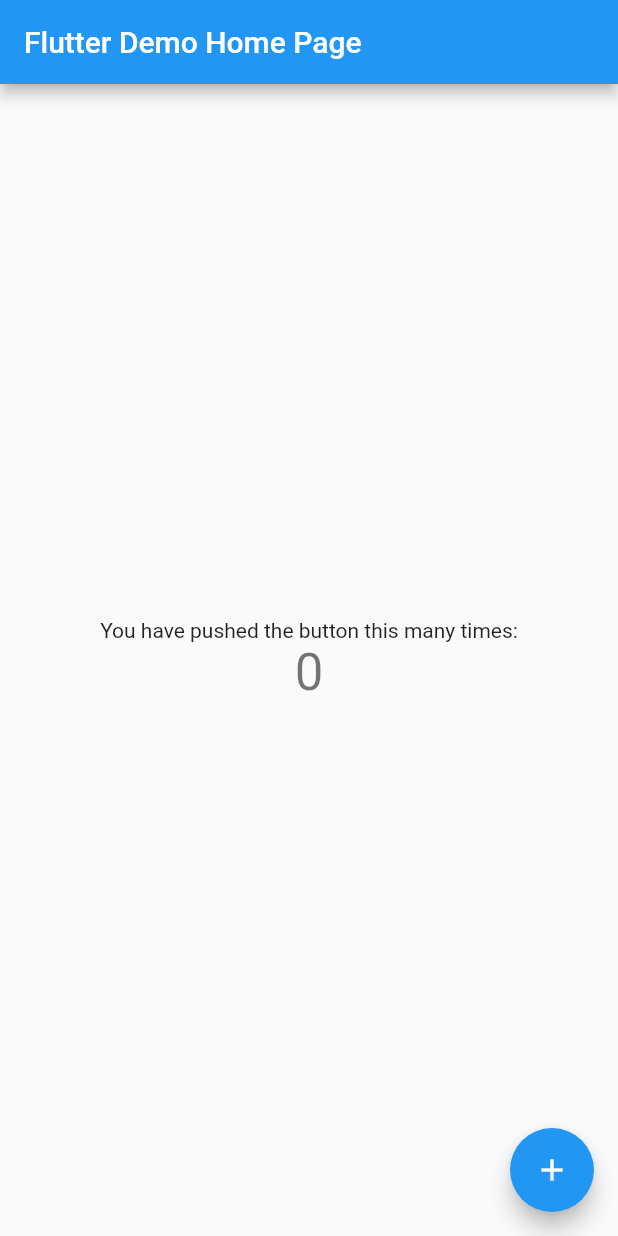
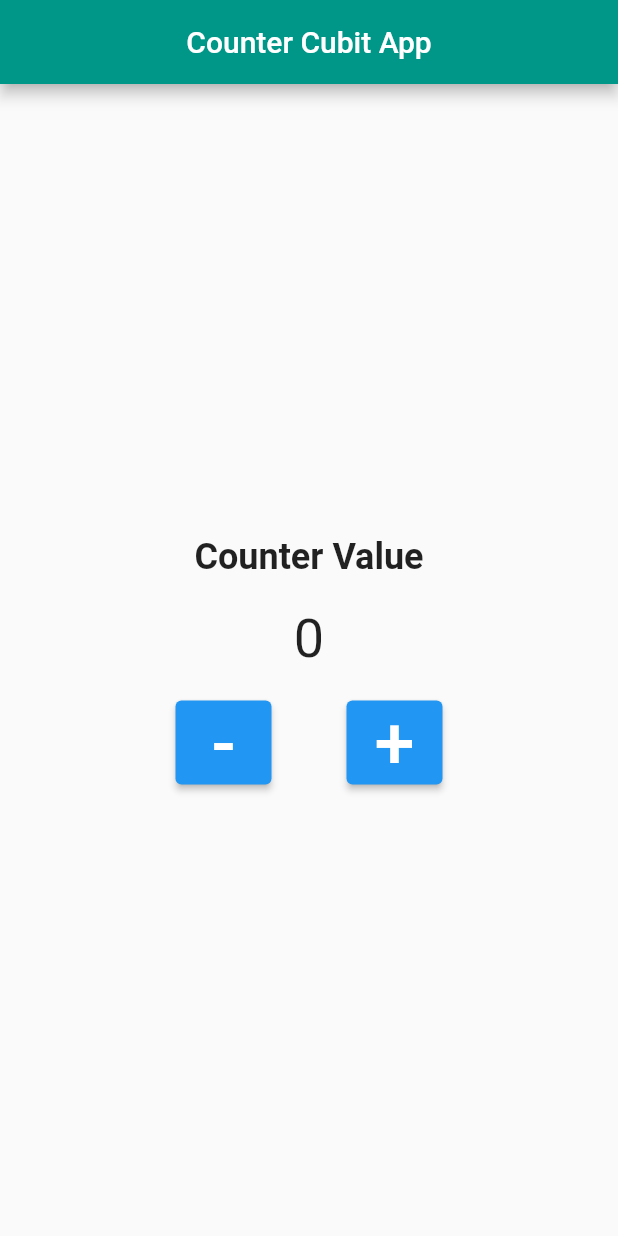
Before and after one commit to IAmAmroub/flutter-counter-cubit, a Flutter app: the screen it shows after launch, on a phone screen of 412 x 824 dp. Run offline on Flutter 3.47's test engine with Material 2 defaults, Android fonts, the phone set to English and light mode, and no system bars; our stand-ins replace flutter_bloc.

Commit message:
Connect CounterCubit to UI

```diff
--- a/lib/main.dart
+++ b/lib/main.dart
@@ -1,4 +1,8 @@
+import 'package:counter_cubit_app/cubit/counter_cubit.dart';
 import 'package:flutter/material.dart';
+import 'package:flutter_bloc/flutter_bloc.dart';
+
+import 'ui/home_page.dart';
 
 void main() {
   runApp(const MyApp());
@@ -10,106 +14,16 @@ class MyApp extends StatelessWidget {
   // This widget is the root of your application.
   @override
   Widget build(BuildContext context) {
-    return MaterialApp(
-      title: 'Flutter Demo',
-      theme: ThemeData(
-        // This is the theme of your application.
-        //
-        // Try running your application with "flutter run". You'll see the
-        // application has a blue toolbar. Then, without quitting the app, try
-        // changing the primarySwatch below to Colors.green and then invoke
-        // "hot reload" (press "r" in the console where you ran "flutter run",
-        // or simply save your changes to "hot reload" in a Flutter IDE).
-        // Notice that the counter didn't reset back to zero; the application
-        // is not restarted.
-        primarySwatch: Colors.blue,
+    return BlocProvider(
+      create: (context) => CounterCubit(),
+      child: MaterialApp(
+        debugShowCheckedModeBanner: false,
+        title: 'Flutter Demo',
+        theme: ThemeData(
+          primarySwatch: Colors.blue,
+        ),
+        home: const HomePage(),
       ),
-      home: const MyHomePage(title: 'Flutter Demo Home Page'),
     );
   }
 }
-
-class MyHomePage extends StatefulWidget {
-  const MyHomePage({super.key, required this.title});
-
-  // This widget is the home page of your application. It is stateful, meaning
-  // that it has a State object (defined below) that contains fields that affect
-  // how it looks.
-
-  // This class is the configuration for the state. It holds the values (in this
-  // case the title) provided by the parent (in this case the App widget) and
-  // used by the build method of the State. Fields in a Widget subclass are
-  // always marked "final".
-
-  final String title;
-
-  @override
-  State<MyHomePage> createState() => _MyHomePageState();
-}
-
-class _MyHomePageState extends State<MyHomePage> {
-  int _counter = 0;
-
-  void _incrementCounter() {
-    setState(() {
-      // This call to setState tells the Flutter framework that something has
-      // changed in this State, which causes it to rerun the build method below
-      // so that the display can reflect the updated values. If we changed
-      // _counter without calling setState(), then the build method would not be
-      // called again, and so nothing would appear to happen.
-      _counter++;
-    });
-  }
-
-  @override
-  Widget build(BuildContext context) {
-    // This method is rerun every time setState is called, for instance as done
-    // by the _incrementCounter method above.
-    //
-    // The Flutter framework has been optimized to make rerunning build methods
-    // fast, so that you can just rebuild anything that needs updating rather
-    // than having to individually change instances of widgets.
-    return Scaffold(
-      appBar: AppBar(
-        // Here we take the value from the MyHomePage object that was created by
-        // the App.build method, and use it to set our appbar title.
-        title: Text(widget.title),
-      ),
-      body: Center(
-        // Center is a layout widget. It takes a single child and positions it
-        // in the middle of the parent.
-        child: Column(
-          // Column is also a layout widget. It takes a list of children and
-          // arranges them vertically. By default, it sizes itself to fit its
-          // children horizontally, and tries to be as tall as its parent.
-          //
-          // Invoke "debug painting" (press "p" in the console, choose the
-          // "Toggle Debug Paint" action from the Flutter Inspector in Android
-          // Studio, or the "Toggle Debug Paint" command in Visual Studio Code)
-          // to see the wireframe for each widget.
-          //
-          // Column has various properties to control how it sizes itself and
-          // how it positions its children. Here we use mainAxisAlignment to
-          // center the children vertically; the main axis here is the vertical
-          // axis because Columns are vertical (the cross axis would be
-          // horizontal).
-          mainAxisAlignment: MainAxisAlignment.center,
-          children: <Widget>[
-            const Text(
-              'You have pushed the button this many times:',
-            ),
-            Text(
-              '$_counter',
-              style: Theme.of(context).textTheme.headline4,
-            ),
-          ],
-        ),
-      ),
-      floatingActionButton: FloatingActionButton(
-        onPressed: _incrementCounter,
-        tooltip: 'Increment',
-        child: const Icon(Icons.add),
-      ), // This trailing comma makes auto-formatting nicer for build methods.
-    );
-  }
-}
--- /dev/null
+++ b/lib/ui/home_page.dart
@@ -0,0 +1,65 @@
+import 'package:counter_cubit_app/cubit/counter_cubit.dart';
+import 'package:flutter/material.dart';
+import 'package:flutter_bloc/flutter_bloc.dart';
+
+class HomePage extends StatelessWidget {
+  const HomePage({super.key});
+
+  @override
+  Widget build(BuildContext context) {
+    return Scaffold(
+      appBar: AppBar(
+        backgroundColor: Colors.teal,
+        title: const Text("Counter Cubit App"),
+        centerTitle: true,
+      ),
+      body: Center(
+        child: BlocBuilder<CounterCubit, int>(
+          builder: ((context, state) {
+            return Column(
+              mainAxisAlignment: MainAxisAlignment.center,
+              children: [
+                const Text(
+                  "Counter Value",
+                  style: TextStyle(
+                    fontSize: 24,
+                    fontWeight: FontWeight.bold,
+                  ),
+                ),
+                const SizedBox(height: 20),
+                Text(
+                  '$state',
+                  style: const TextStyle(fontSize: 36),
+                ),
+                const SizedBox(height: 20),
+                Row(
+                  mainAxisAlignment: MainAxisAlignment.center,
+                  children: [
+                    ElevatedButton(
+                      onPressed: (() {
+                        context.read<CounterCubit>().decrement();
+                      }),
+                      child: const Text(
+                        "-",
+                        style: TextStyle(fontSize: 48),
+                      ),
+                    ),
+                    const SizedBox(width: 50),
+                    ElevatedButton(
+                        onPressed: (() {
+                          context.read<CounterCubit>().increment();
+                        }),
+                        child: const Text(
+                          "+",
+                          style: TextStyle(fontSize: 48),
+                        )),
+                  ],
+                )
+              ],
+            );
+          }),
+        ),
+      ),
+    );
+  }
+}
```
